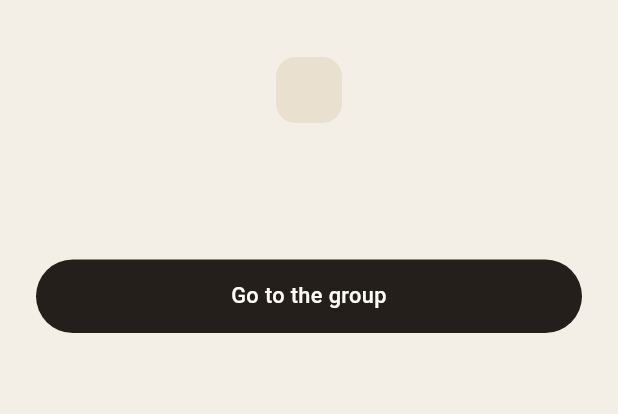
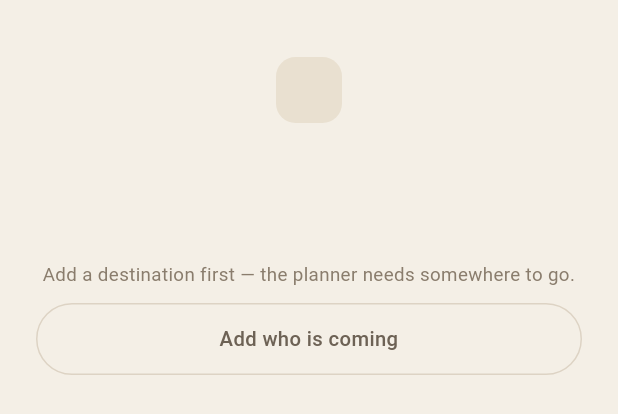
Before and after one commit to klinsman0805/Trippo, a Flutter app: the _BlankState widget shown alone on an empty page, opened directly with empty values, on a phone screen of 412 x 824 dp. Shown: the top 414 px of the screen. Run offline on Flutter 3.47's test engine with Material 3 defaults, Android fonts, the phone set to English and light mode, and no system bars; our stand-ins replace google_fonts; network calls fail.

Commit message:
Blank itinerary leads with Generate, not with the Group tab
With dates set and no plan, the Trip tab's only action was "Go to the
group" — sending the user off to unlock a button that stopped being
locked when travellers became optional.

It now leads with Generate, and offers travellers underneath as the
improvement they are. When there is no destination it says that
instead, which is the one thing that genuinely blocks planning.

Also adds a design brief for building an itinerary by hand, which is
still a dead end for anyone who does not want the planner.

Co-Authored-By: Claude Opus 5 <noreply@anthropic.com>

```diff
--- a/app/lib/screens/wayfare/wayfare_shell.dart
+++ b/app/lib/screens/wayfare/wayfare_shell.dart
@@ -176,11 +176,14 @@ class _WayfareShellState extends State<WayfareShell> {
             ? 'No numbers yet'
             : 'No itinerary yet',
         note: _controller.members.isEmpty
-            ? 'Hit Generate whenever you like. Adding travellers first makes '
+            ? 'Generate one whenever you like. Adding travellers first makes '
                 'the plan fit the group, but it is not required.'
             : 'You have ${_controller.members.length} '
                 '${_controller.members.length == 1 ? 'traveller' : 'travellers'} '
-                'ready. Hit Generate and this fills in.',
+                'ready. Generate and this fills in.',
+        canGenerate: _controller.canGenerate,
+        onGenerate: _controller.generate,
+        memberCount: _controller.members.length,
         onGoToGroup: () => _controller.goTo(WayfareTab.group),
       );
     }
@@ -695,15 +698,27 @@ class _StartOption extends StatelessWidget {
   }
 }
 
+/// Dates are set but nothing is planned yet.
+///
+/// Leads with generating, because that is what the user came here to do.
+/// Travellers are an improvement offered underneath, not a gate — sending
+/// someone to the Group tab to unlock a button that was never locked is how
+/// this screen used to read.
 class _BlankState extends StatelessWidget {
   const _BlankState({
     required this.title,
     required this.note,
+    required this.canGenerate,
+    required this.onGenerate,
+    required this.memberCount,
     required this.onGoToGroup,
   });
 
   final String title;
   final String note;
+  final bool canGenerate;
+  final VoidCallback onGenerate;
+  final int memberCount;
   final VoidCallback onGoToGroup;
 
   @override
@@ -732,12 +747,30 @@ class _BlankState extends StatelessWidget {
             ),
           ),
           const SizedBox(height: 18),
-          WayfarePrimaryButton(
-            label: 'Go to the group',
-            onPressed: onGoToGroup,
-            fontSize: 14.5,
-            weight: FontWeight.w500,
-          ),
+          if (canGenerate)
+            WayfarePrimaryButton(
+              label: 'Generate the itinerary',
+              onPressed: onGenerate,
+              fontSize: 14.5,
+              weight: FontWeight.w500,
+            )
+          else
+            Text(
+              'Add a destination first — the planner needs somewhere to go.',
+              textAlign: TextAlign.center,
+              style: WayfareType.body(12.5, color: WayfareColors.mutedLight),
+            ),
+          if (memberCount < 2) ...[
+            const SizedBox(height: 10),
+            WayfareSecondaryButton(
+              label: memberCount == 0
+                  ? 'Add who is coming'
+                  : 'Add another traveller',
+              onPressed: onGoToGroup,
+              fontSize: 13.5,
+              foreground: WayfareColors.muted,
+            ),
+          ],
         ],
       ),
     );
```
Also changed, not shown: 1 other file.
